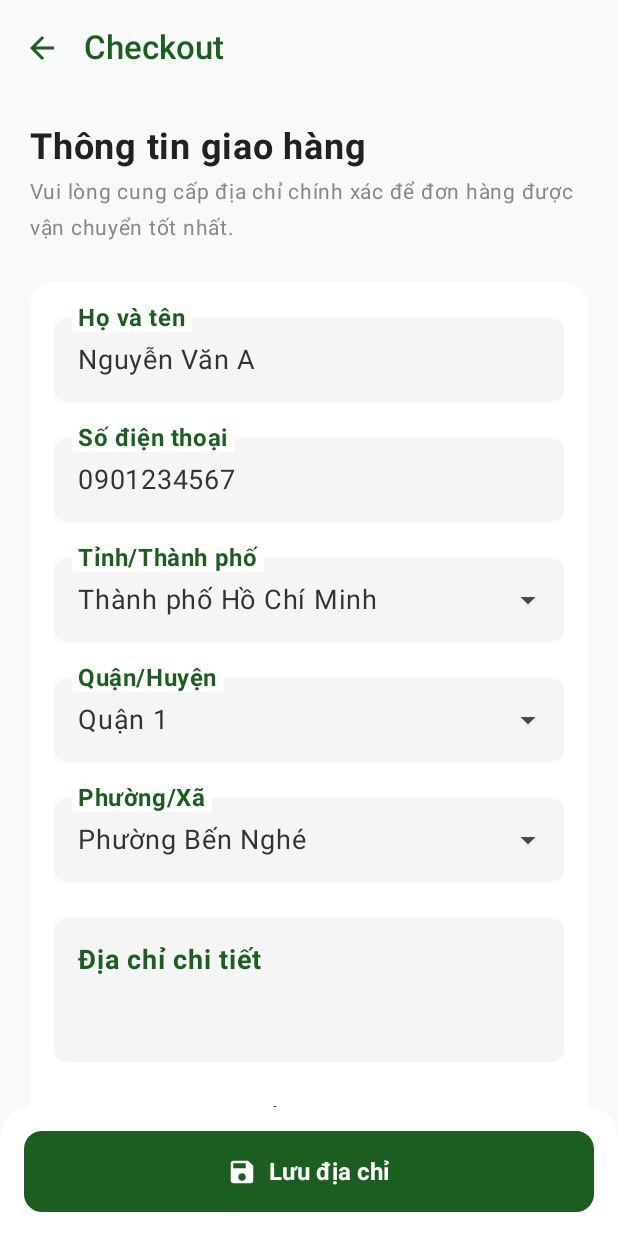
After one commit to hoang0205/AgriTech_Mobile, an Android app built with Jetpack Compose: the AddAddressScreen screen opened through its navigation route, on a phone screen of 412 x 824 dp. The commit adds this screen. Run offline under Robolectric (Android 15) with nearby library versions, the light colour scheme and no system bars; our stand-ins replace Dagger/Hilt's generated code; pictures from the network do not load.

Commit message:
add choose address screen (without api call)

```diff
--- a/app/src/main/java/com/example/agritech_mobile/data/remote/OrderApiService.kt
+++ b/app/src/main/java/com/example/agritech_mobile/data/remote/OrderApiService.kt
@@ -1,6 +1,7 @@
 package com.example.agritech_mobile.data.remote
 
 import com.example.agritech_mobile.data.remote.dto.CheckOutRequest
+import com.example.agritech_mobile.data.remote.dto.OrderBuyerResponse
 import com.example.agritech_mobile.data.remote.dto.OrderMessageResponse
 import com.example.agritech_mobile.data.remote.dto.OrderResponse
 import com.example.agritech_mobile.data.remote.dto.StatusRequest
@@ -26,4 +27,8 @@ interface OrderApiService {
 
     @GET("api/orders/seller")
     suspend fun getSellerOrders(): Response<List<OrderResponse>>
+
+    @GET("api/orders/my-orders")
+    suspend fun getBuyerOrders(): Response<List<OrderBuyerResponse>>
+
 }
--- a/app/src/main/java/com/example/agritech_mobile/ui/AppNavigation.kt
+++ b/app/src/main/java/com/example/agritech_mobile/ui/AppNavigation.kt
@@ -18,6 +18,8 @@ import com.example.agritech_mobile.ui.dashboard.HomeScreen
 import com.example.agritech_mobile.ui.dashboard.ProductDetailScreen
 import com.example.agritech_mobile.ui.dashboard.SellProductScreen
 import com.example.agritech_mobile.ui.main.MainScreen
+import com.example.agritech_mobile.ui.order.AddressSelectionScreen
+import com.example.agritech_mobile.ui.user.AddAddressScreen
 
 @Composable
 fun AppNavigation(
@@ -204,6 +206,29 @@ fun AppNavigation(
                 onBackClick = { navController.popBackStack() },
                 onPlaceOrderSuccess = {
                     navController.popBackStack("main_screen", inclusive = false)
+                },
+                onNavigateToAddressSelection = {
+                    navController.navigate("address_selection")
+                }
+            )
+        }
+        composable("address_selection") {
+            AddressSelectionScreen(
+                onBackClick = { navController.popBackStack() },
+                onAddNewClick = { navController.navigate("add_address") },
+                onConfirmClick = { selectedAddress ->
+                    // TODO:
+                    navController.popBackStack()
+                }
+            )
+        }
+
+        composable("add_address") {
+            AddAddressScreen(
+                onBackClick = { navController.popBackStack() },
+                onSaveClick = {
+                    // TODO:
+                    navController.popBackStack()
                 }
             )
         }
--- a/app/src/main/java/com/example/agritech_mobile/ui/cart/CheckOutScreen.kt
+++ b/app/src/main/java/com/example/agritech_mobile/ui/cart/CheckOutScreen.kt
@@ -71,6 +71,7 @@ fun CheckoutScreen(
     selectedCartItemIds: List<String>,
     onBackClick: () -> Unit,
     onPlaceOrderSuccess: () -> Unit,
+    onNavigateToAddressSelection: () -> Unit,
     viewModel: OrderViewModel = hiltViewModel(),
     cartViewModel: CartViewModel = hiltViewModel()
 ) {
@@ -153,7 +154,7 @@ fun CheckoutScreen(
         CheckoutContent(
             uiState = uiState,
             onBackClick = onBackClick,
-            onChangeAddressClick = { /* TODO: Đổi địa chỉ */ },
+            onChangeAddressClick = onNavigateToAddressSelection,
             onPaymentMethodSelect = { method ->
                 uiState = uiState.copy(selectedPaymentMethod = method)
             },
--- /dev/null
+++ b/app/src/main/java/com/example/agritech_mobile/ui/user/AddAddressScreen.kt
@@ -0,0 +1,319 @@
+package com.example.agritech_mobile.ui.user
+
+import androidx.compose.foundation.background
+import androidx.compose.foundation.layout.*
+import androidx.compose.foundation.rememberScrollState
+import androidx.compose.foundation.shape.RoundedCornerShape
+import androidx.compose.foundation.verticalScroll
+import androidx.compose.material.icons.Icons
+import androidx.compose.material.icons.automirrored.filled.ArrowBack
+import androidx.compose.material.icons.filled.LocationOn
+import androidx.compose.material.icons.filled.MyLocation
+import androidx.compose.material.icons.filled.Save
+import androidx.compose.material3.*
+import androidx.compose.runtime.*
+import androidx.compose.ui.Alignment
+import androidx.compose.ui.Modifier
+import androidx.compose.ui.draw.clip
+import androidx.compose.ui.graphics.Color
+import androidx.compose.ui.layout.ContentScale
+import androidx.compose.ui.text.font.FontWeight
+import androidx.compose.ui.tooling.preview.Preview
+import androidx.compose.ui.unit.dp
+import androidx.compose.ui.unit.sp
+import coil.compose.AsyncImage
+import com.example.agritech_mobile.ui.theme.AgritechTheme
+
+@OptIn(ExperimentalMaterial3Api::class)
+@Composable
+fun AddAddressScreen(
+    onBackClick: () -> Unit,
+    onSaveClick: () -> Unit
+) {
+    var name by remember { mutableStateOf("Nguyễn Văn A") }
+    var phone by remember { mutableStateOf("0901234567") }
+    var city by remember { mutableStateOf("Thành phố Hồ Chí Minh") }
+    var district by remember { mutableStateOf("Quận 1") }
+    var ward by remember { mutableStateOf("Phường Bến Nghé") }
+    var detail by remember { mutableStateOf("") }
+    var isDefault by remember { mutableStateOf(true) }
+
+    Scaffold(
+        containerColor = Color(0xFFF8FAF9),
+        topBar = {
+            TopAppBar(
+                title = {
+                    Text(
+                        "Checkout",
+                        fontWeight = FontWeight.Medium,
+                        color = Color(0xFF1B5E20)
+                    )
+                },
+                navigationIcon = {
+                    IconButton(onClick = onBackClick) {
+                        Icon(
+                            Icons.AutoMirrored.Filled.ArrowBack,
+                            contentDescription = "Back",
+                            tint = Color(0xFF1B5E20)
+                        )
+                    }
+                },
+                colors = TopAppBarDefaults.topAppBarColors(containerColor = Color.Transparent)
+            )
+        },
+        bottomBar = {
+            Surface(
+                shadowElevation = 16.dp,
+                color = Color.White,
+                modifier = Modifier
+                    .fillMaxWidth()
+                    .clip(RoundedCornerShape(topStart = 20.dp, topEnd = 20.dp))
+            ) {
+                Box(modifier = Modifier
+                    .padding(16.dp)
+                    .navigationBarsPadding()) {
+                    Button(
+                        onClick = onSaveClick,
+                        modifier = Modifier
+                            .fillMaxWidth()
+                            .height(54.dp),
+                        colors = ButtonDefaults.buttonColors(containerColor = Color(0xFF1B5E20)),
+                        shape = RoundedCornerShape(12.dp)
+                    ) {
+                        Icon(
+                            Icons.Default.Save,
+                            contentDescription = null,
+                            modifier = Modifier.size(20.dp)
+                        )
+                        Spacer(modifier = Modifier.width(8.dp))
+                        Text("Lưu địa chỉ", fontWeight = FontWeight.Bold, fontSize = 16.sp)
+                    }
+                }
+            }
+        }
+    ) { paddingValues ->
+        Column(
+            modifier = Modifier
+                .fillMaxSize()
+                .padding(paddingValues)
+                .verticalScroll(rememberScrollState())
+                .padding(20.dp)
+        ) {
+            Text(
+                "Thông tin giao hàng",
+                fontSize = 24.sp,
+                fontWeight = FontWeight.Bold,
+                color = Color(0xFF212121)
+            )
+            Spacer(modifier = Modifier.height(4.dp))
+            Text(
+                "Vui lòng cung cấp địa chỉ chính xác để đơn hàng được vận chuyển tốt nhất.",
+                color = Color.Gray,
+                fontSize = 14.sp
+            )
+            Spacer(modifier = Modifier.height(24.dp))
+
+            // Box trắng chứa form
+            Card(
+                colors = CardDefaults.cardColors(containerColor = Color.White),
+                shape = RoundedCornerShape(16.dp),
+                elevation = CardDefaults.cardElevation(0.dp)
+            ) {
+                Column(modifier = Modifier.padding(16.dp)) {
+                    CustomTextField(
+                        value = name,
+                        onValueChange = { name = it },
+                        label = "Họ và tên"
+                    )
+                    Spacer(modifier = Modifier.height(16.dp))
+                    CustomTextField(
+                        value = phone,
+                        onValueChange = { phone = it },
+                        label = "Số điện thoại"
+                    )
+                    Spacer(modifier = Modifier.height(16.dp))
+
+                    CustomDropdownField(value = city, label = "Tỉnh/Thành phố")
+                    Spacer(modifier = Modifier.height(16.dp))
+                    CustomDropdownField(value = district, label = "Quận/Huyện")
+                    Spacer(modifier = Modifier.height(16.dp))
+                    CustomDropdownField(value = ward, label = "Phường/Xã")
+                    Spacer(modifier = Modifier.height(16.dp))
+
+                    CustomTextField(
+                        value = detail,
+                        onValueChange = { detail = it },
+                        label = "Địa chỉ chi tiết",
+                        placeholder = "Số nhà, tên đường, tòa nhà...",
+                        singleLine = false,
+                        lines = 3
+                    )
+
+                    Spacer(modifier = Modifier.height(24.dp))
+
+                    Row(
+                        verticalAlignment = Alignment.CenterVertically,
+                        horizontalArrangement = Arrangement.SpaceBetween,
+                        modifier = Modifier.fillMaxWidth()
+                    ) {
+                        Row(verticalAlignment = Alignment.CenterVertically) {
+                            Box(
+                                modifier = Modifier
+                                    .size(36.dp)
+                                    .clip(RoundedCornerShape(8.dp))
+                                    .background(Color(0xFFE8F5E9)),
+                                contentAlignment = Alignment.Center
+                            ) {
+                                Icon(
+                                    Icons.Default.LocationOn,
+                                    contentDescription = null,
+                                    tint = Color(0xFF2E7D32),
+                                    modifier = Modifier.size(20.dp)
+                                )
+                            }
+                            Spacer(modifier = Modifier.width(12.dp))
+                            Column {
+                                Text(
+                                    "Đặt làm địa chỉ mặc định",
+                                    fontWeight = FontWeight.Bold,
+                                    fontSize = 14.sp
+                                )
+                                Text(
+                                    "Sử dụng địa chỉ này cho các đơn hàng sau.",
+                                    color = Color.Gray,
+                                    fontSize = 12.sp
+                                )
+                            }
+                        }
+                        Switch(
+                            checked = isDefault,
+                            onCheckedChange = { isDefault = it },
+                            colors = SwitchDefaults.colors(
+                                checkedThumbColor = Color.White,
+                                checkedTrackColor = Color(0xFF1B5E20)
+                            )
+                        )
+                    }
+                }
+            }
+
+            Spacer(modifier = Modifier.height(24.dp))
+
+            Box(modifier = Modifier
+                .fillMaxWidth()
+                .height(180.dp)
+                .clip(RoundedCornerShape(16.dp))) {
+                AsyncImage(
+                    model = "https://images.unsplash.com/photo-1524661135-423995f22d0b?q=80&w=800",
+                    contentDescription = "Map",
+                    contentScale = ContentScale.Crop,
+                    modifier = Modifier.fillMaxSize()
+                )
+                Box(modifier = Modifier
+                    .fillMaxSize()
+                    .background(Color.Black.copy(alpha = 0.5f)))
+                Icon(
+                    Icons.Default.LocationOn,
+                    contentDescription = null,
+                    tint = Color(0xFF4CAF50),
+                    modifier = Modifier
+                        .align(Alignment.Center)
+                        .size(40.dp)
+                )
+
+                Button(
+                    onClick = { /* */ },
+                    modifier = Modifier
+                        .align(Alignment.BottomEnd)
+                        .padding(12.dp),
+                    colors = ButtonDefaults.buttonColors(containerColor = Color.White),
+                    contentPadding = PaddingValues(horizontal = 12.dp, vertical = 6.dp)
+                ) {
+                    Icon(
+                        Icons.Default.MyLocation,
+                        contentDescription = null,
+                        tint = Color(0xFF1B5E20),
+                        modifier = Modifier.size(16.dp)
+                    )
+                    Spacer(modifier = Modifier.width(4.dp))
+                    Text(
+                        "Định vị của tôi",
+                        color = Color(0xFF212121),
+                        fontWeight = FontWeight.Medium,
+                        fontSize = 12.sp
+                    )
+                }
+            }
+            Spacer(modifier = Modifier.height(24.dp))
+        }
+    }
+}
+
+@OptIn(ExperimentalMaterial3Api::class)
+@Composable
+fun CustomTextField(
+    value: String,
+    onValueChange: (String) -> Unit,
+    label: String,
+    placeholder: String = "",
+    singleLine: Boolean = true,
+    lines: Int = 1
+) {
+    OutlinedTextField(
+        value = value,
+        onValueChange = onValueChange,
+        label = { Text(label, color = Color(0xFF1B5E20), fontWeight = FontWeight.Bold) },
+        placeholder = { Text(placeholder, color = Color.Gray) },
+        modifier = Modifier
+            .fillMaxWidth()
+            .height(if (singleLine) 64.dp else (64 + (lines - 1) * 20).dp),
+        singleLine = singleLine,
+        maxLines = lines,
+        colors = OutlinedTextFieldDefaults.colors(
+            focusedBorderColor = Color(0xFF1B5E20),
+            unfocusedBorderColor = Color.Transparent,
+            focusedContainerColor = Color(0xFFF5F5F5),
+            unfocusedContainerColor = Color(0xFFF5F5F5),
+        ),
+        shape = RoundedCornerShape(8.dp)
+    )
+}
+
+@OptIn(ExperimentalMaterial3Api::class)
+@Composable
+fun CustomDropdownField(value: String, label: String) {
+    var expanded by remember { mutableStateOf(false) }
+    ExposedDropdownMenuBox(expanded = expanded, onExpandedChange = { expanded = !expanded }) {
+        OutlinedTextField(
+            value = value,
+            onValueChange = {},
+            readOnly = true,
+            label = { Text(label, color = Color(0xFF1B5E20), fontWeight = FontWeight.Bold) },
+            trailingIcon = { ExposedDropdownMenuDefaults.TrailingIcon(expanded = expanded) },
+            modifier = Modifier
+                .fillMaxWidth()
+                .menuAnchor(),
+            colors = OutlinedTextFieldDefaults.colors(
+                focusedBorderColor = Color(0xFF1B5E20),
+                unfocusedBorderColor = Color.Transparent,
+                focusedContainerColor = Color(0xFFF5F5F5),
+                unfocusedContainerColor = Color(0xFFF5F5F5),
+            ),
+            shape = RoundedCornerShape(8.dp)
+        )
+        ExposedDropdownMenu(expanded = expanded, onDismissRequest = { expanded = false }) {
+            DropdownMenuItem(text = { Text(value) }, onClick = { expanded = false })
+        }
+    }
+}
+
+@Preview(showBackground = true, locale = "vi", device = "spec:width=411dp,height=891dp")
+@Composable
+fun AddAddressPreview() {
+    AgritechTheme {
+        AddAddressScreen(
+            {},
+            {}
+        )
+    }
+}
--- a/app/src/main/res/values/strings.xml
+++ b/app/src/main/res/values/strings.xml
@@ -156,7 +156,7 @@
     <string name="no_order">There is no order yet.</string>
     <string name="pending">Pending</string>
     <string name="confirmed">Confirmed</string>
-    <string name="shipping">SHIPPING</string>
+    <string name="shipping">Shipping</string>
     <string name="completed">Completed</string>
     <string name="cancelled">Cancelled</string>
     <string name="end_order">End of order</string>
```
Also changed, not shown: app/src/main/java/com/example/agritech_mobile/data/remote/dto/OrderModels.kt (+22 -0 lines), app/src/main/java/com/example/agritech_mobile/data/remote/dto/UserModels.kt (added, +11 -0 lines), app/src/main/java/com/example/agritech_mobile/data/repository/OrderRepository.kt (+25 -2 lines), app/src/main/java/com/example/agritech_mobile/ui/order/AddressSelectionScreen.kt (added, +262 -0 lines), app/src/main/java/com/example/agritech_mobile/ui/order/OrderViewModel.kt (+19 -0 lines).
